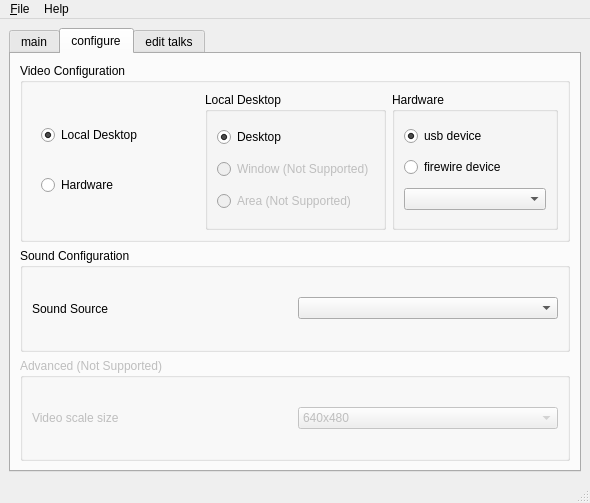
This is src/forms/freeseer_ui_qt.ui in Freeseer/freeseer as Qt 5 draws it before an edit. The edited form follows.
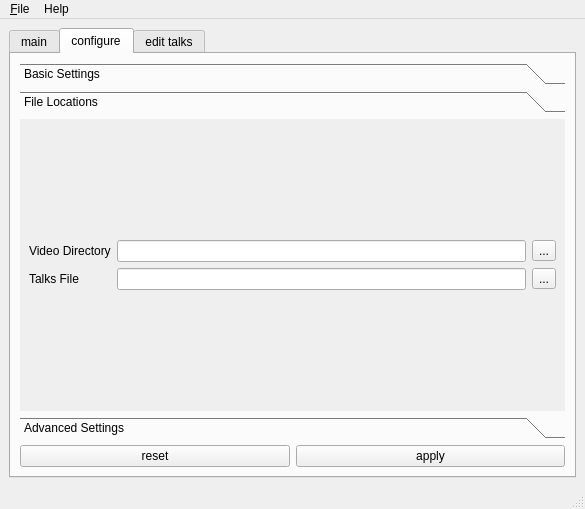
This is the edited form. The open tabs and pages were chosen to show the change. Icons and pictures are not drawn.

Commit message: drop downs on main tab and event and time entries on edit tab

What changed in the file:
```diff
--- a/src/forms/freeseer_ui_qt.ui
+++ b/src/forms/freeseer_ui_qt.ui
@@ -6,8 +6,8 @@
    <rect>
     <x>0</x>
     <y>0</y>
-    <width>590</width>
-    <height>503</height>
+    <width>585</width>
+    <height>509</height>
    </rect>
   </property>
   <property name="windowTitle">
@@ -98,6 +98,58 @@
           </item>
          </layout>
         </item>
+        <item>
+         <layout class="QHBoxLayout" name="eventListLayout">
+          <item>
+           <widget class="QLabel" name="label_2">
+            <property name="maximumSize">
+             <size>
+              <width>40</width>
+              <height>24</height>
+             </size>
+            </property>
+            <property name="text">
+             <string>Event</string>
+            </property>
+           </widget>
+          </item>
+          <item>
+           <widget class="QComboBox" name="comboBox">
+            <item>
+             <property name="text">
+              <string>All</string>
+             </property>
+            </item>
+           </widget>
+          </item>
+         </layout>
+        </item>
+        <item>
+         <layout class="QHBoxLayout" name="roomListLayout">
+          <item>
+           <widget class="QLabel" name="label_6">
+            <property name="maximumSize">
+             <size>
+              <width>40</width>
+              <height>24</height>
+             </size>
+            </property>
+            <property name="text">
+             <string>Room</string>
+            </property>
+           </widget>
+          </item>
+          <item>
+           <widget class="QComboBox" name="comboBox_2">
+            <item>
+             <property name="text">
+              <string>All</string>
+             </property>
+            </item>
+           </widget>
+          </item>
+         </layout>
+        </item>
         <item>
          <layout class="QGridLayout" name="gridLayout">
           <item row="0" column="0" rowspan="2">
@@ -144,6 +196,24 @@
        <attribute name="title">
         <string>configure</string>
        </attribute>
+       <layout class="QVBoxLayout" name="verticalLayout_9">
+        <item>
+         <widget class="QToolBox" name="toolBox">
+          <property name="currentIndex">
+           <number>0</number>
+          </property>
+          <widget class="QWidget" name="page">
+           <property name="geometry">
+            <rect>
+             <x>0</x>
+             <y>0</y>
+             <width>545</width>
+             <height>265</height>
+            </rect>
+           </property>
+           <attribute name="label">
+            <string>Basic Settings</string>
+           </attribute>
        <layout class="QVBoxLayout" name="verticalLayout_8">
         <item>
          <widget class="QGroupBox" name="videoConfigBox">
@@ -156,6 +226,9 @@
              <layout class="QVBoxLayout" name="verticalLayout_5">
               <item>
                <widget class="QRadioButton" name="localDesktopButton">
+                    <property name="enabled">
+                     <bool>false</bool>
+                    </property>
                 <property name="toolTip">
                  <string>Select this option to record the local desktop. 
 Freeseer currently only supports recording the full desktop. 
@@ -171,6 +244,9 @@
               </item>
               <item>
                <widget class="QRadioButton" name="hardwareButton">
+                    <property name="enabled">
+                     <bool>false</bool>
+                    </property>
                 <property name="toolTip">
                  <string>Select hardware to record from either a usb device or firewire device.
 
@@ -224,13 +300,23 @@
               <item>
                <widget class="QRadioButton" name="recordLocalAreaButton">
                 <property name="enabled">
-                 <bool>false</bool>
+                     <bool>true</bool>
                 </property>
                 <property name="toolTip">
                  <string>This feature is currently not yet implemented.</string>
                 </property>
                 <property name="text">
-                 <string>Area (Not Supported)</string>
+                     <string>Area</string>
+                    </property>
+                   </widget>
+                  </item>
+                  <item>
+                   <widget class="QPushButton" name="areaButton">
+                    <property name="enabled">
+                     <bool>false</bool>
+                    </property>
+                    <property name="text">
+                     <string>Set Area</string>
                 </property>
                </widget>
               </item>
@@ -260,6 +346,9 @@
              <layout class="QVBoxLayout" name="verticalLayout_7">
               <item>
                <widget class="QRadioButton" name="usbsrcButton">
+                    <property name="enabled">
+                     <bool>false</bool>
+                    </property>
                 <property name="toolTip">
                  <string>Use this option to record from a usb device.
 
@@ -277,6 +366,9 @@
               </item>
               <item>
                <widget class="QRadioButton" name="firewiresrcButton">
+                    <property name="enabled">
+                     <bool>false</bool>
+                    </property>
                 <property name="toolTip">
                  <string>Firewire mode uses dv1394src as the video driver.</string>
                 </property>
@@ -324,30 +416,84 @@
           </layout>
          </widget>
         </item>
+           </layout>
+          </widget>
+          <widget class="QWidget" name="page_2">
+           <property name="geometry">
+            <rect>
+             <x>0</x>
+             <y>0</y>
+             <width>187</width>
+             <height>80</height>
+            </rect>
+           </property>
+           <attribute name="label">
+            <string>File Locations</string>
+           </attribute>
+           <layout class="QVBoxLayout" name="verticalLayout_10">
         <item>
-         <widget class="QGroupBox" name="groupBox_4">
-          <property name="enabled">
-           <bool>false</bool>
-          </property>
-          <property name="toolTip">
-           <string>This feature has not yet been implemented.</string>
-          </property>
-          <property name="title">
-           <string>Advanced (Not Supported)</string>
-          </property>
+             <layout class="QGridLayout" name="gridLayout_3">
+              <item row="0" column="1">
+               <widget class="QLineEdit" name="videoDirectoryLineEdit"/>
+              </item>
+              <item row="0" column="2">
+               <widget class="QToolButton" name="videoDirectoryButton">
+                <property name="text">
+                 <string>...</string>
+                </property>
+               </widget>
+              </item>
+              <item row="0" column="0">
+               <widget class="QLabel" name="videoDirectoryLabel">
+                <property name="text">
+                 <string>Video Directory</string>
+                </property>
+                <property name="buddy">
+                 <cstring>videoDirectoryLineEdit</cstring>
+                </property>
+               </widget>
+              </item>
+              <item row="1" column="0">
+               <widget class="QLabel" name="talksFileLabel">
+                <property name="text">
+                 <string>Talks File</string>
+                </property>
+                <property name="buddy">
+                 <cstring>talksFileLineEdit</cstring>
+                </property>
+               </widget>
+              </item>
+              <item row="1" column="2">
+               <widget class="QToolButton" name="talksFileButton">
+                <property name="text">
+                 <string>...</string>
+                </property>
+               </widget>
+              </item>
+              <item row="1" column="1">
+               <widget class="QLineEdit" name="talksFileLineEdit"/>
+              </item>
+             </layout>
+            </item>
+           </layout>
+          </widget>
+          <widget class="QWidget" name="settings_advanced">
+           <property name="geometry">
+            <rect>
+             <x>0</x>
+             <y>0</y>
+             <width>223</width>
+             <height>51</height>
+            </rect>
+           </property>
+           <attribute name="label">
+            <string>Advanced Settings</string>
+           </attribute>
           <layout class="QHBoxLayout" name="horizontalLayout_5">
            <item>
-            <widget class="QLabel" name="label_6">
-             <property name="text">
-              <string>Video scale size</string>
-             </property>
-             <property name="buddy">
-              <cstring>comboBox_3</cstring>
-             </property>
-            </widget>
-           </item>
-           <item>
-            <widget class="QComboBox" name="comboBox_3">
+             <layout class="QGridLayout" name="advancedGrid">
+              <item row="0" column="1">
+               <widget class="QComboBox" name="resolutionComboBox">
              <item>
               <property name="text">
                <string>640x480</string>
@@ -360,8 +506,39 @@
              </item>
             </widget>
            </item>
-          </layout>
-         </widget>
+              <item row="0" column="0">
+               <widget class="QLabel" name="resolutionLabel">
+                <property name="text">
+                 <string>Video scale size</string>
+                </property>
+                <property name="buddy">
+                 <cstring>resolutionComboBox</cstring>
+                </property>
+               </widget>
+              </item>
+             </layout>
+            </item>
+           </layout>
+          </widget>
+         </widget>
+        </item>
+        <item>
+         <layout class="QHBoxLayout" name="horizontalLayout_7">
+          <item>
+           <widget class="QPushButton" name="resetSettingsButton">
+            <property name="text">
+             <string>reset</string>
+            </property>
+           </widget>
+          </item>
+          <item>
+           <widget class="QPushButton" name="applySettingsButton">
+            <property name="text">
+             <string>apply</string>
+            </property>
+           </widget>
+          </item>
+         </layout>
         </item>
        </layout>
       </widget>
@@ -540,8 +717,8 @@
     <rect>
      <x>0</x>
      <y>0</y>
-     <width>590</width>
-     <height>25</height>
+     <width>585</width>
+     <height>23</height>
     </rect>
    </property>
    <widget class="QMenu" name="menuFile">
```
Left out of the diff: 162 changed lines with no effect on the pictures. Lines whose indentation alone changed are shown as unchanged.
